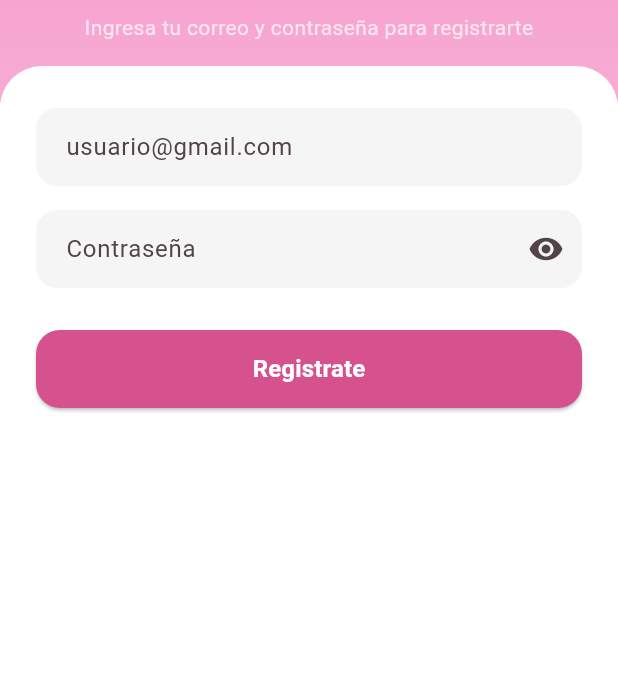
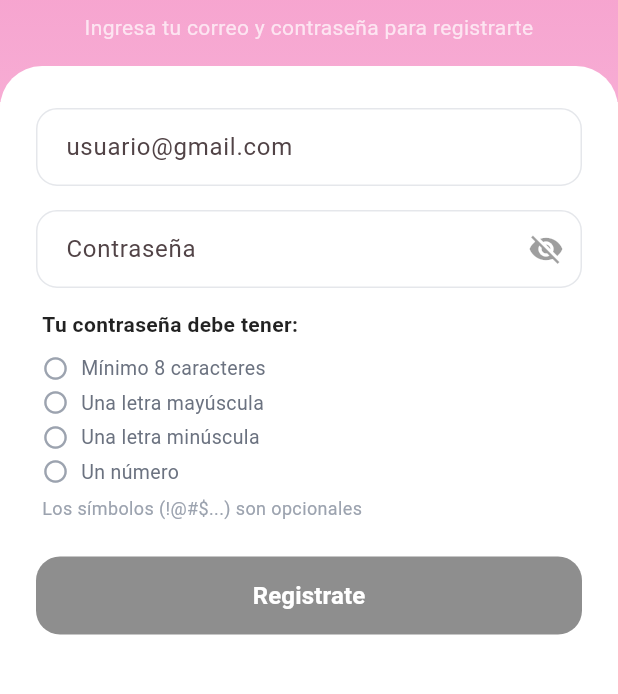
Before and after one commit to sofiasald/miemprendimiento, a Flutter app: the screen it shows after launch, on a phone screen of 412 x 824 dp, the part 324-1018 px from its top. Run offline on Flutter 3.47's test engine with Material 3 defaults, Android fonts, the phone set to English and light mode, and no system bars; our stand-ins replace file_picker, flutter_secure_storage, image_picker, local_auth, share_plus, sqflite; missing offline and left inert: local_auth_android, local_auth_darwin; accounts and stored records are empty; Roboto replaces fonts that are missing (PlusJakartaSans).

Commit message:
feat: registro, login con huella, validación de contraseña y botones de Home

```diff
--- a/lib/screens/auth/register_screen.dart
+++ b/lib/screens/auth/register_screen.dart
@@ -2,6 +2,7 @@ import 'package:flutter/material.dart';
 import 'package:provider/provider.dart';
 
 import '../../providers/auth_provider.dart';
+import '../../widgets/password_requisitos.dart';
 import '../auth/register_success_screen.dart';
 
 class RegisterScreen extends StatefulWidget {
@@ -12,10 +13,29 @@ class RegisterScreen extends StatefulWidget {
 }
 
 class _RegisterScreenState extends State<RegisterScreen> {
+  // Colores del diseño
+  static const _rosaBorde = Color(0xFFE23D80); // borde cuando hay error
+  static const _rosaFondo = Color(0xFFFFC6E5); // fondo de casilla válida
+  static const _rosaBoton = Color(0xFFD6528F); // botón habilitado
+  static const _grisBoton = Color(0xFF8E8E8E); // botón deshabilitado
+  static const _grisBorde = Color(0xFFE5E7EB); // borde neutro
+
+  // Formato: texto@dominio.ext  (ej: ejemplo@gmail.com)
+  static final _regexEmail = RegExp(r'^[\w.+\-]+@[\w\-]+(\.[\w\-]+)+$');
+
   final _emailController = TextEditingController();
   final _passwordController = TextEditingController();
   bool _passwordVisible = false;
   bool _cargando = false;
+
+  // Se vuelve true apenas la usuaria escribe algo: desde ahí se muestran
+  // los bordes de error en las casillas inválidas o vacías.
+  bool _tocado = false;
+
+  bool get _emailValido => _regexEmail.hasMatch(_emailController.text.trim());
+  // Mínimo 8 caracteres + mayúscula + minúscula + número (ver ReglasPassword)
+  bool get _passwordValida => ReglasPassword.esValida(_passwordController.text);
+  bool get _formularioValido => _emailValido && _passwordValida;
 
   @override
   void dispose() {
@@ -25,15 +45,10 @@ class _RegisterScreenState extends State<RegisterScreen> {
   }
 
   Future<void> _onRegistrarPressed() async {
+    if (!_formularioValido) return;
+
     final usuario = _emailController.text.trim();
     final password = _passwordController.text;
-
-    if (usuario.isEmpty || password.isEmpty) {
-      ScaffoldMessenger.of(context).showSnackBar(
-        const SnackBar(content: Text('Completá usuario y contraseña')),
-      );
-      return;
-    }
 
     setState(() => _cargando = true);
     final exito = await context.read<AuthProvider>().registrar(usuario, password);
@@ -111,34 +126,56 @@ class _RegisterScreenState extends State<RegisterScreen> {
                     topRight: Radius.circular(28),
                   ),
                 ),
+                child: SingleChildScrollView(
                   child: Column(
                     children: [
                       TextField(
                         controller: _emailController,
                         keyboardType: TextInputType.emailAddress,
-                      decoration: _inputDecoration('usuario@gmail.com'),
+                        autocorrect: false,
+                        enableSuggestions: false,
+                        onChanged: (_) => setState(() => _tocado = true),
+                        decoration: _decoracion(
+                          hint: 'usuario@gmail.com',
+                          valido: _emailValido,
+                        ),
                       ),
                       const SizedBox(height: 16),
                       TextField(
                         controller: _passwordController,
                         obscureText: !_passwordVisible,
-                      decoration: _inputDecoration('Contraseña').copyWith(
+                        onChanged: (_) => setState(() => _tocado = true),
+                        decoration: _decoracion(
+                          hint: 'Contraseña',
+                          valido: _passwordValida,
                           suffixIcon: IconButton(
-                          icon: Icon(_passwordVisible ? Icons.visibility_off : Icons.visibility),
+                            // Oculta = ojo tachado. Visible = ojo abierto.
+                            icon: Icon(
+                              _passwordVisible ? Icons.visibility : Icons.visibility_off,
+                              color: Colors.black38,
+                            ),
                             onPressed: () => setState(() => _passwordVisible = !_passwordVisible),
                           ),
                         ),
                       ),
-                    const SizedBox(height: 28),
+
+                      // ---- Requisitos de la contraseña (se marcan en vivo) ----
+                      PasswordRequisitos(password: _passwordController.text),
+                      const SizedBox(height: 24),
+
                       SizedBox(
                         width: double.infinity,
                         height: 52,
                         child: ElevatedButton(
                           style: ElevatedButton.styleFrom(
-                          backgroundColor: const Color(0xFFD6528F),
+                            backgroundColor: _rosaBoton,
+                            // Gris si el formulario no es válido; si está
+                            // cargando, se mantiene rosado con el spinner.
+                            disabledBackgroundColor: _cargando ? _rosaBoton : _grisBoton,
+                            elevation: 0,
                             shape: RoundedRectangleBorder(borderRadius: BorderRadius.circular(16)),
                           ),
-                        onPressed: _cargando ? null : _onRegistrarPressed,
+                          onPressed: (_formularioValido && !_cargando) ? _onRegistrarPressed : null,
                           child: _cargando
                               ? const SizedBox(
                                   width: 22,
@@ -147,11 +184,16 @@ class _RegisterScreenState extends State<RegisterScreen> {
                                 )
                               : const Text(
                                   'Registrate',
-                                style: TextStyle(fontSize: 16, fontWeight: FontWeight.bold, color: Colors.white),
+                                  style: TextStyle(
+                                    fontSize: 16,
+                                    fontWeight: FontWeight.bold,
+                                    color: Colors.white,
+                                  ),
                                 ),
                         ),
                       ),
                     ],
+                  ),
                 ),
               ),
             ),
@@ -161,11 +203,37 @@ class _RegisterScreenState extends State<RegisterScreen> {
     );
   }
 
-  InputDecoration _inputDecoration(String hint) => InputDecoration(
+  /// Estados de cada casilla:
+  /// - Neutra (todavía no escribió nada): fondo blanco, borde gris suave.
+  /// - Con error (inválida o vacía, después de escribir): borde rosa.
+  /// - Válida: fondo rosado, sin borde.
+  InputDecoration _decoracion({
+    required String hint,
+    required bool valido,
+    Widget? suffixIcon,
+  }) {
+    final mostrarError = _tocado && !valido;
+
+    final Color borde = mostrarError
+        ? _rosaBorde
+        : valido
+            ? Colors.transparent
+            : _grisBorde;
+
+    final OutlineInputBorder bordeCasilla = OutlineInputBorder(
+      borderRadius: BorderRadius.circular(14),
+      borderSide: BorderSide(color: borde, width: mostrarError ? 1.5 : 1),
+    );
+
+    return InputDecoration(
       hintText: hint,
+      suffixIcon: suffixIcon,
       filled: true,
-        fillColor: const Color(0xFFF5F5F5),
-        border: OutlineInputBorder(borderRadius: BorderRadius.circular(14), borderSide: BorderSide.none),
+      fillColor: valido ? _rosaFondo : Colors.white,
+      border: bordeCasilla,
+      enabledBorder: bordeCasilla,
+      focusedBorder: bordeCasilla,
       contentPadding: const EdgeInsets.symmetric(horizontal: 16, vertical: 14),
     );
   }
+}
--- /dev/null
+++ b/lib/widgets/password_requisitos.dart
@@ -0,0 +1,108 @@
+import 'package:flutter/material.dart';
+
+/// Reglas de contraseña de Atelier. Un solo lugar para registro e inicio:
+/// si algún día cambian las reglas, se cambian acá y listo.
+///
+/// - Mínimo 8 caracteres
+/// - Al menos una mayúscula, una minúscula y un número
+/// - Los símbolos (!@#$...) se permiten, pero no son obligatorios
+class ReglasPassword {
+  // \p{Lu} / \p{Ll} = cualquier letra mayúscula / minúscula (incluye Ñ, Á, etc.)
+  static final _mayuscula = RegExp(r'\p{Lu}', unicode: true);
+  static final _minuscula = RegExp(r'\p{Ll}', unicode: true);
+  static final _numero = RegExp(r'\d');
+
+  static const int largoMinimo = 8;
+
+  static bool tieneLargo(String p) => p.length >= largoMinimo;
+  static bool tieneMayuscula(String p) => _mayuscula.hasMatch(p);
+  static bool tieneMinuscula(String p) => _minuscula.hasMatch(p);
+  static bool tieneNumero(String p) => _numero.hasMatch(p);
+
+  static bool esValida(String p) =>
+      tieneLargo(p) && tieneMayuscula(p) && tieneMinuscula(p) && tieneNumero(p);
+}
+
+/// Lista de requisitos que se va marcando en rosa a medida que la usuaria
+/// los cumple, y queda en gris lo que todavía falta.
+class PasswordRequisitos extends StatelessWidget {
+  final String password;
+
+  const PasswordRequisitos({super.key, required this.password});
+
+  @override
+  Widget build(BuildContext context) {
+    return Padding(
+      padding: const EdgeInsets.only(top: 14, left: 4),
+      child: Column(
+        crossAxisAlignment: CrossAxisAlignment.start,
+        children: [
+          const Text(
+            'Tu contraseña debe tener:',
+            style: TextStyle(
+              color: Colors.black87,
+              fontSize: 14,
+              fontWeight: FontWeight.w700,
+            ),
+          ),
+          const SizedBox(height: 8),
+          _Requisito(
+            texto: 'Mínimo 8 caracteres',
+            cumple: ReglasPassword.tieneLargo(password),
+          ),
+          _Requisito(
+            texto: 'Una letra mayúscula',
+            cumple: ReglasPassword.tieneMayuscula(password),
+          ),
+          _Requisito(
+            texto: 'Una letra minúscula',
+            cumple: ReglasPassword.tieneMinuscula(password),
+          ),
+          _Requisito(
+            texto: 'Un número',
+            cumple: ReglasPassword.tieneNumero(password),
+          ),
+          const SizedBox(height: 4),
+          const Text(
+            'Los símbolos (!@#\$...) son opcionales',
+            style: TextStyle(color: Color(0xFF9CA3AF), fontSize: 12),
+          ),
+        ],
+      ),
+    );
+  }
+}
+
+class _Requisito extends StatelessWidget {
+  static const _rosa = Color(0xFFE23D80);
+  static const _gris = Color(0xFF9CA3AF);
+
+  final String texto;
+  final bool cumple;
+
+  const _Requisito({required this.texto, required this.cumple});
+
+  @override
+  Widget build(BuildContext context) {
+    return Padding(
+      padding: const EdgeInsets.symmetric(vertical: 2),
+      child: Row(
+        children: [
+          Icon(
+            cumple ? Icons.check_circle : Icons.radio_button_unchecked,
+            size: 18,
+            color: cumple ? _rosa : _gris,
+          ),
+          const SizedBox(width: 8),
+          Text(
+            texto,
+            style: TextStyle(
+              fontSize: 13,
+              color: cumple ? Colors.black87 : const Color(0xFF6B7280),
+            ),
+          ),
+        ],
+      ),
+    );
+  }
+}
```
Also changed, not shown: lib/screens/auth/login_screen.dart (added, +284 -0 lines), lib/screens/splash_screen.dart (+5 -4 lines). Lines whose indentation alone changed are shown as unchanged.
